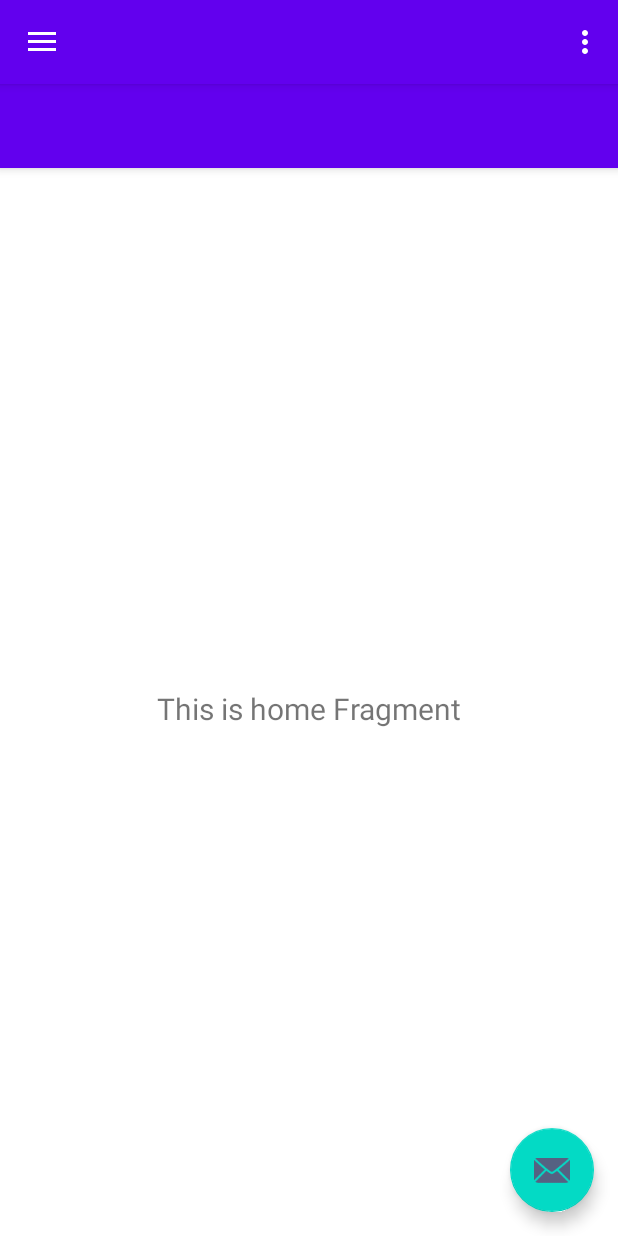
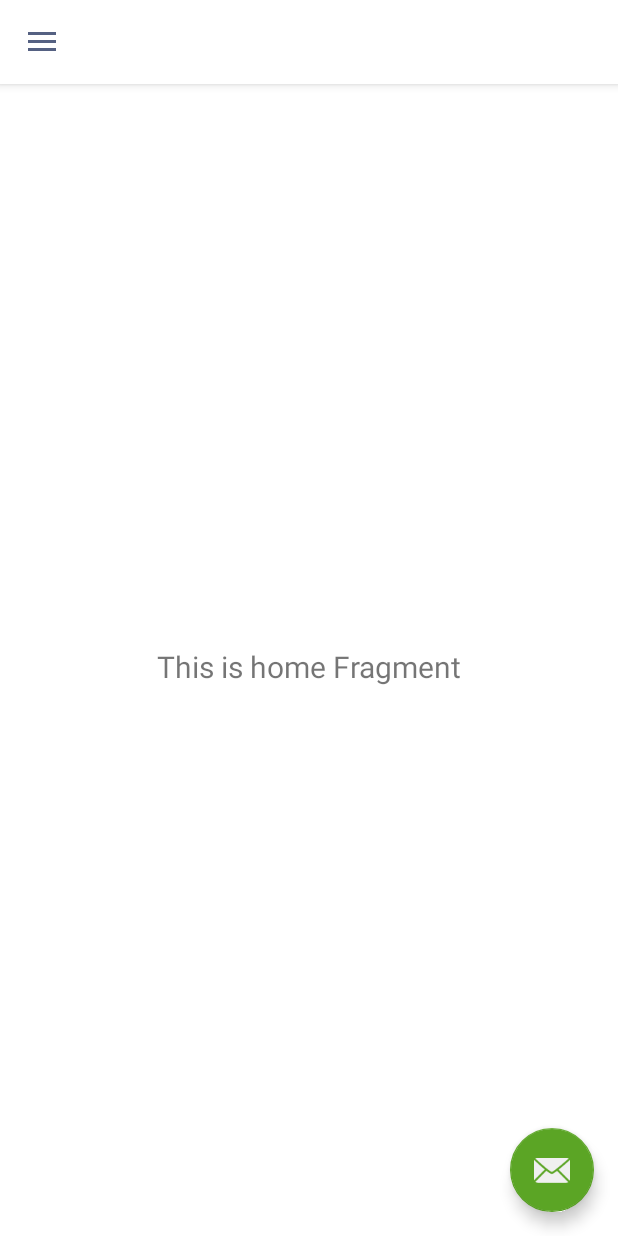
Before and after one commit to produzesistemas/appSaloonPartner, an Android app: the screen it shows after launch (MainActivity), on a phone screen of 412 x 824 dp. Run offline under Robolectric (Android 15) with nearby library versions, the phone set to English and light mode, and no system bars; our stand-ins replace CircleImageView, data binding, navigation-ui.

Commit message:
Ajustes no tema

```diff
--- a/app/src/main/java/com/produzesistemas/appsaloonpartner/MainActivity.kt
+++ b/app/src/main/java/com/produzesistemas/appsaloonpartner/MainActivity.kt
@@ -26,7 +26,7 @@ import de.hdodenhof.circleimageview.CircleImageView
 class MainActivity : AppCompatActivity() {
 
     private lateinit var appBarConfiguration: AppBarConfiguration
-    private lateinit var binding: ActivityMainBinding
+//    private lateinit var binding: ActivityMainBinding
     private lateinit var viewModelMain: ViewModelMain
 
     override fun onCreate(savedInstanceState: Bundle?) {
--- a/app/src/main/res/values/themes.xml
+++ b/app/src/main/res/values/themes.xml
@@ -1,17 +1,35 @@
 <resources xmlns:tools="http://schemas.android.com/tools">
     <!-- Base application theme. -->
     <style name="Theme.AppSaloonPartner" parent="Theme.MaterialComponents.DayNight.DarkActionBar">
+<!--        &lt;!&ndash; Primary brand color. &ndash;&gt;-->
+<!--        <item name="colorPrimary">@color/purple_500</item>-->
+<!--        <item name="colorPrimaryVariant">@color/purple_700</item>-->
+<!--        <item name="colorOnPrimary">@color/white</item>-->
+<!--        &lt;!&ndash; Secondary brand color. &ndash;&gt;-->
+<!--        <item name="colorSecondary">@color/teal_200</item>-->
+<!--        <item name="colorSecondaryVariant">@color/teal_700</item>-->
+<!--        <item name="colorOnSecondary">@color/black</item>-->
+<!--        &lt;!&ndash; Status bar color. &ndash;&gt;-->
+<!--        <item name="android:statusBarColor">?attr/colorPrimaryVariant</item>-->
+<!--        &lt;!&ndash; Customize your theme here. &ndash;&gt;-->
         <!-- Primary brand color. -->
-        <item name="colorPrimary">@color/purple_500</item>
-        <item name="colorPrimaryVariant">@color/purple_700</item>
-        <item name="colorOnPrimary">@color/white</item>
+        <item name="colorPrimary">@color/blue</item>
+        <item name="colorPrimaryVariant">@color/blue_variant</item>
+        <!--        <item name="colorOnPrimary">@color/gray_light</item>-->
+        <item name="colorOnPrimary">@color/gray_light</item>
         <!-- Secondary brand color. -->
-        <item name="colorSecondary">@color/teal_200</item>
-        <item name="colorSecondaryVariant">@color/teal_700</item>
-        <item name="colorOnSecondary">@color/black</item>
+        <item name="colorSecondary">@color/green</item>
+        <item name="colorSecondaryVariant">@color/green_variant</item>
+        <item name="colorOnSecondary">@color/gray_light</item>
+
         <!-- Status bar color. -->
-        <item name="android:statusBarColor">?attr/colorPrimaryVariant</item>
+        <!--        <item name="android:statusBarColor" tools:targetApi="l">?attr/colorOnPrimary</item>-->
         <!-- Customize your theme here. -->
+        <item name="windowActionBar">false</item>
+        <item name="windowNoTitle">true</item>
+        <item name="android:windowBackground">@color/white</item>
+        <item name="drawerArrowStyle">@style/DrawerArrowStyle</item>
+        <item name="toolbarStyle">@style/CustomToolBarStyle</item>
     </style>
 
     <style name="Theme.AppSaloonPartner.NoActionBar">
```
